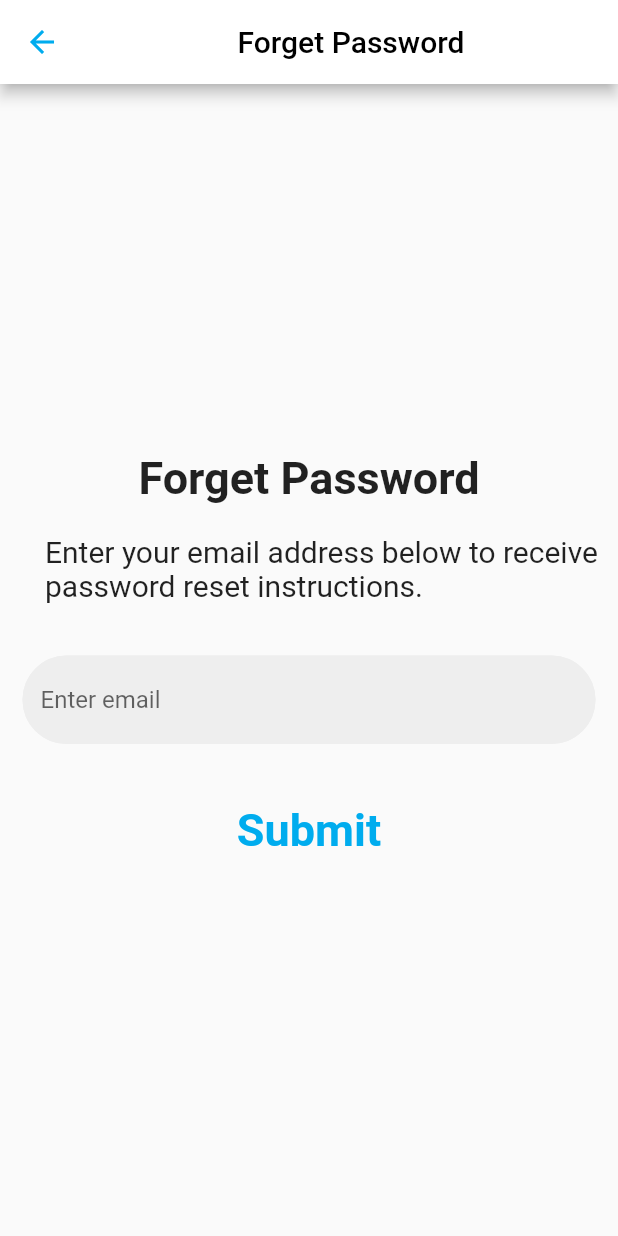
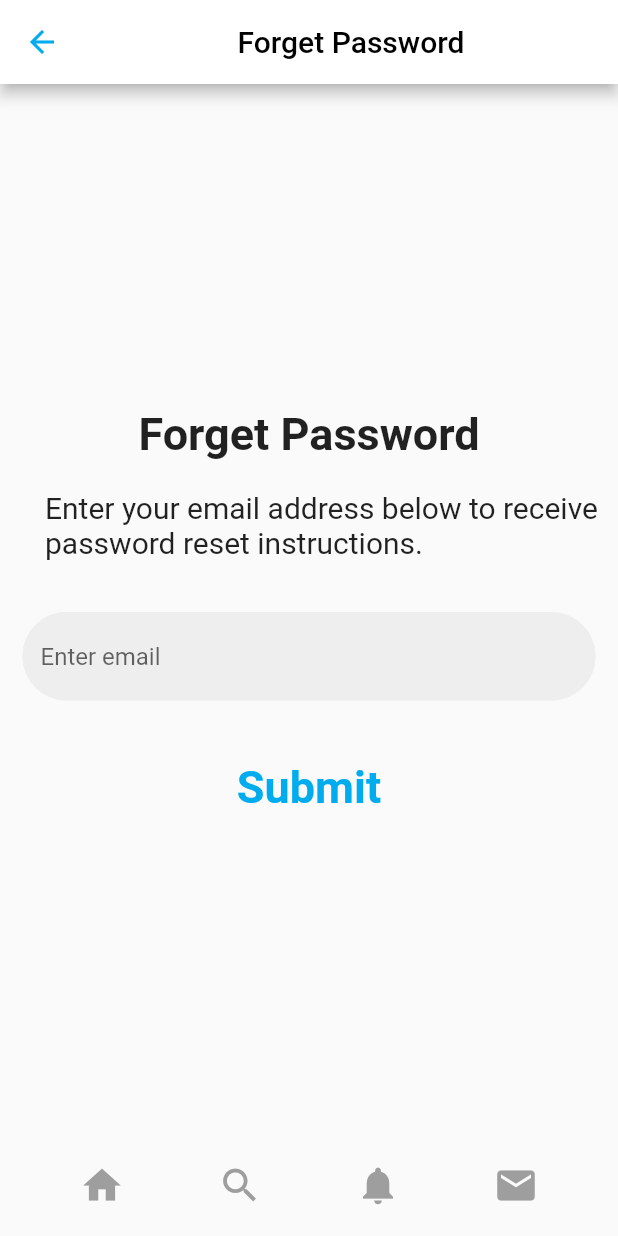
Before and after one commit to YoussefJell/holbertonschool-twitter_clone, a Flutter app: the ForgetPassword screen opened directly, on a phone screen of 412 x 824 dp. Run offline on Flutter 3.47's test engine with Material 2 defaults, Android fonts, the phone set to English and light mode, and no system bars; network calls fail; Roboto replaces fonts that are missing (Raleway).

```diff
--- /dev/null
+++ b/twitter/lib/providers/share_state.dart
@@ -0,0 +1,18 @@
+import 'package:flutter/material.dart';
+
+class SharedState extends ChangeNotifier {
+  bool _hasChanged = false;
+  bool get isbusy => _hasChanged;
+  set loading(bool value) {
+    _hasChanged = value;
+    notifyListeners();
+  }
+  int _pageNum = 0;
+  int get pageNum {
+    return _pageNum;
+  }
+  set setpageIndex(int index) {
+    _pageNum = index;
+    notifyListeners();
+  }
+}
--- a/twitter/lib/screens/forgot_password_screen.dart
+++ b/twitter/lib/screens/forgot_password_screen.dart
@@ -1,4 +1,5 @@
 import 'package:flutter/material.dart';
+import 'package:twitter/widgets/bar_menu.dart';
 import 'package:twitter/widgets/entry_field.dart';
 import 'package:twitter/widgets/flat_button.dart';
 
@@ -73,6 +74,7 @@ class _ForgetPasswordState extends State<ForgetPassword> {
           ),
         ),
       ),
+      bottomNavigationBar: const BarMenu(),
     );
   }
 }
--- a/twitter/lib/screens/home_screen.dart
+++ b/twitter/lib/screens/home_screen.dart
@@ -1,5 +1,7 @@
 import 'package:flutter/material.dart';
+import 'package:twitter/widgets/bar_menu.dart';
 import 'package:twitter/widgets/side_bar_menu.dart';
+import 'package:twitter/widgets/users_search_results_widget.dart';
 
 class HomeScreen extends StatefulWidget {
   const HomeScreen({super.key});
@@ -16,6 +18,7 @@ class _HomeScreenState extends State<HomeScreen> {
       appBar: AppBar(
         title: const Text('Home'),
       ),
+      bottomNavigationBar: const BarMenu(),
     );
   }
 }
--- /dev/null
+++ b/twitter/lib/widgets/bar_menu.dart
@@ -0,0 +1,71 @@
+import 'package:flutter/material.dart';
+import 'package:provider/provider.dart';
+import 'package:twitter/providers/share_state.dart';
+import 'package:twitter/screens/chats_screen.dart';
+import 'package:twitter/screens/home_screen.dart';
+import 'package:twitter/screens/notifications_screen.dart';
+import 'package:twitter/screens/search_screen.dart';
+
+class BarMenu extends StatefulWidget {
+  const BarMenu({super.key});
+
+  @override
+  State<BarMenu> createState() => _BarMenuState();
+}
+
+void Function() goToPage(BuildContext context, Widget widget) {
+  return () {
+    Navigator.push(
+      context,
+      MaterialPageRoute(
+        builder: (context) => widget,
+      ),
+    );
+  };
+}
+
+class _BarMenuState extends State<BarMenu> {
+  @override
+  Widget build(BuildContext context) {
+    return Padding(
+        padding: const EdgeInsets.only(bottom: 10),
+        child: Row(
+          mainAxisAlignment: MainAxisAlignment.spaceEvenly,
+          children: <Widget>[
+            IconButton(
+              hoverColor: Colors.transparent,
+              onPressed: goToPage(context, const HomeScreen()),
+              icon: const Icon(
+                Icons.home,
+                color: Colors.grey,
+                size: 30.0,
+              ),
+            ),
+            IconButton(
+                hoverColor: Colors.transparent,
+                onPressed: goToPage(context, const SearchScreen()),
+                icon: const Icon(
+                  Icons.search,
+                  color: Colors.grey,
+                  size: 30.0,
+                )),
+            IconButton(
+                hoverColor: Colors.transparent,
+                onPressed: goToPage(context, const NotificationsScreen()),
+                icon: const Icon(
+                  Icons.notifications,
+                  color: Colors.grey,
+                  size: 30.0,
+                )),
+            IconButton(
+                hoverColor: Colors.transparent,
+                onPressed: goToPage(context, const ChatsScreen()),
+                icon: const Icon(
+                  Icons.mail,
+                  color: Colors.grey,
+                  size: 30.0,
+                )),
+          ],
+        ));
+  }
+}
--- a/twitter/pubspec.yaml
+++ b/twitter/pubspec.yaml
@@ -36,6 +36,7 @@ dependencies:
   # The following adds the Cupertino Icons font to your application.
   # Use with the CupertinoIcons class for iOS style icons.
   cupertino_icons: ^1.0.2
+  provider: ^6.0.5
 
 dev_dependencies:
   flutter_test:
```
Also changed, not shown: twitter/lib/assets/dummy_data.dart (added, +58 -0 lines), twitter/lib/main.dart (+10 -2 lines), twitter/lib/screens/chats_screen.dart (added, +51 -0 lines), twitter/lib/screens/notifications_screen.dart (added, +51 -0 lines), twitter/lib/screens/search_screen.dart (added, +80 -0 lines), twitter/lib/widgets/users_search_results_widget.dart (added, +77 -0 lines), twitter/lib/widgets/post_widget.dart (added), twitter/pubspec.lock.
